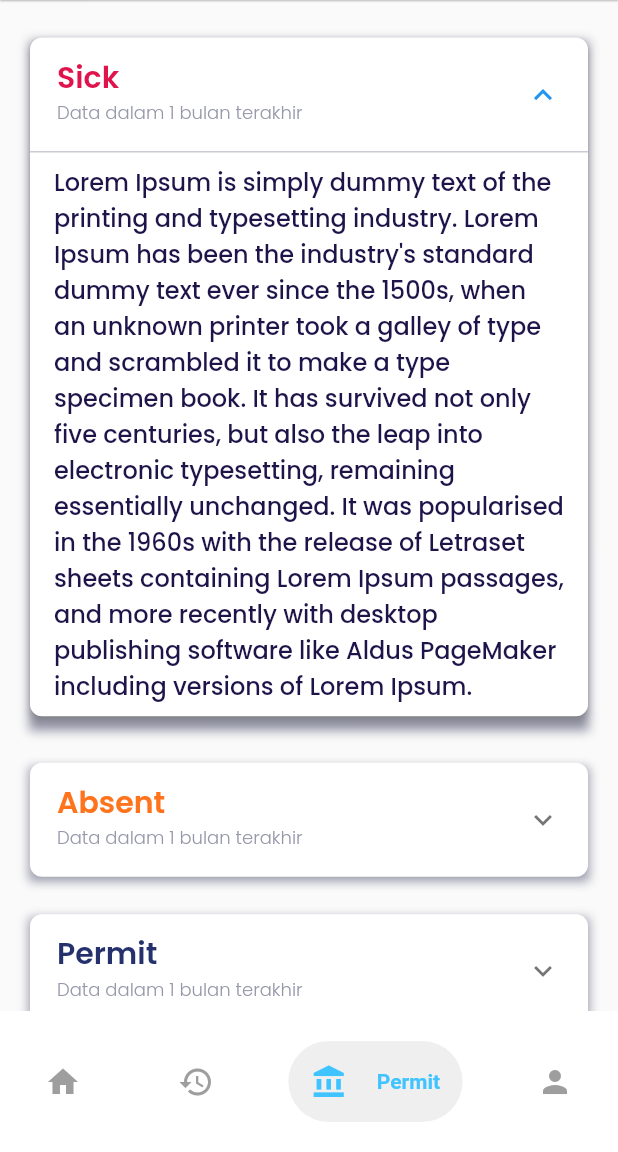
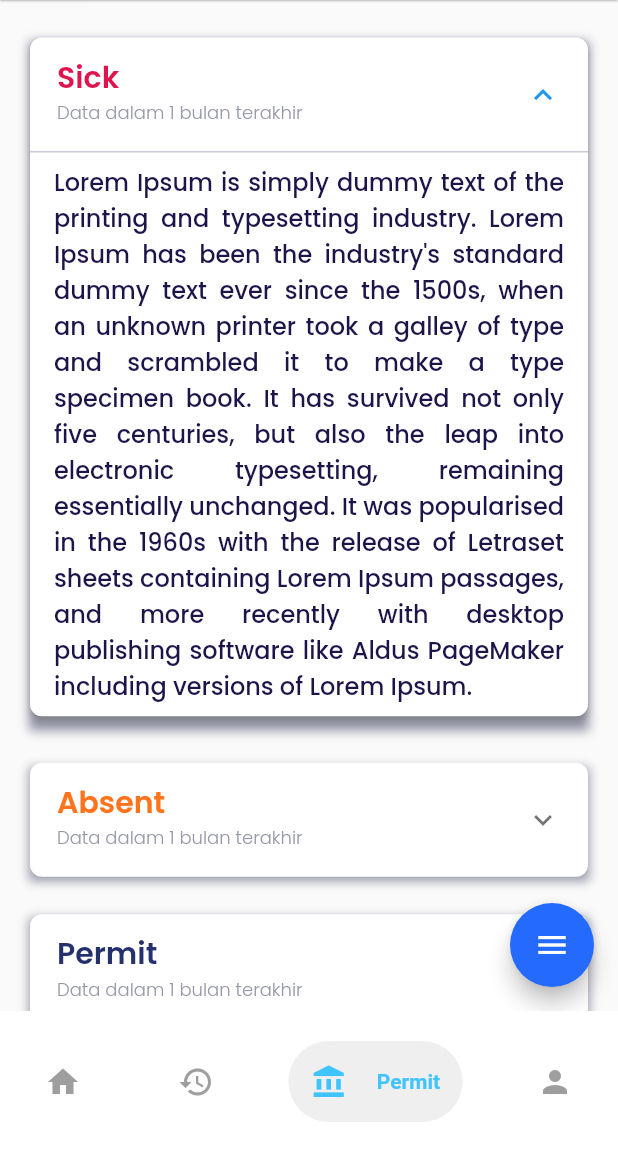
Before and after one commit to bagus11/flutter-attendance, a Flutter app: the HomePage screen opened by its route, item 3 of the bottom bar chosen, after a tap on "Sick", on a phone screen of 412 x 824 dp, the part 84-1236 px from its top. Run offline on Flutter 3.47's test engine with Material 2 defaults, Android fonts, the phone set to English and light mode, and no system bars; drawn by our look-alikes of expansion_tile_card, flutter_expandable_fab, google_nav_bar; our stand-ins replace gallery_saver, google_fonts, image_picker.

Commit message:
add floating button expanded, fix page permission

```diff
--- a/lib/history_permission.dart
+++ b/lib/history_permission.dart
@@ -1,8 +1,8 @@
+import 'package:flutter/material.dart';
+import 'package:attendance_frontend/theme/theme.dart';
 import 'package:attendance_frontend/widget/expansion_permission_card.dart';
 // ignore: unused_import
-import 'package:attendance_frontend/widget/permission.dart';
-import 'package:flutter/material.dart';
-import 'package:attendance_frontend/theme/theme.dart';
+import 'package:flutter_expandable_fab/flutter_expandable_fab.dart';
 
 class PermissionPage extends StatelessWidget {
   const PermissionPage({super.key});
@@ -62,6 +62,63 @@ class PermissionPage extends StatelessWidget {
           ),
         ),
       ),
+      // for floating expandable
+
+      floatingActionButtonLocation: ExpandableFab.location,
+      floatingActionButton: ExpandableFab(
+        key: key,
+        // duration: const Duration(seconds: 1),
+        distance: 65.0,
+        type: ExpandableFabType.up,
+        // fanAngle: 70,
+        // child: const Icon(Icons.account_box),
+        // foregroundColor: Colors.amber,
+        backgroundColor: blueColor,
+        closeButtonStyle: ExpandableFabCloseButtonStyle(
+          child: const Icon(Icons.close),
+          // foregroundColor: Colors.deepOrangeAccent,
+          backgroundColor: navyColor,
+        ),
+        overlayStyle: ExpandableFabOverlayStyle(
+          // color: Colors.black.withOpacity(0.5),
+          blur: 5,
+        ),
+        onOpen: () {
+          debugPrint('onOpen');
+        },
+        afterOpen: () {
+          debugPrint('afterOpen');
+        },
+        onClose: () {
+          debugPrint('onClose');
+        },
+        afterClose: () {
+          debugPrint('afterClose');
+        },
+        // ignore: prefer_const_literals_to_create_immutables
+        children: [
+          FloatingActionButton.extended(
+            onPressed: null,
+            heroTag: null,
+            icon: const Icon(Icons.edit),
+            label: const Text('Izin'),
+            backgroundColor: redColor,
+          ),
+          FloatingActionButton.extended(
+            onPressed: null,
+            heroTag: null,
+            icon: const Icon(Icons.edit),
+            label: const Text('Cuti'),
+            backgroundColor: orangeColor,
+          ),
+          // const FloatingActionButton.extended(
+          //   heroTag: null,
+          //   label: Text('Permit'),
+          //   icon: Icon(Icons.share),
+          //   onPressed: null,
+          // ),
+        ],
+      ),
     );
   }
 }
--- a/lib/home.dart
+++ b/lib/home.dart
@@ -113,10 +113,7 @@ class _HomeState extends State<Home> {
           ],
         ),
       ),
-      floatingActionButton: SizedBox(
-        height: 65.0,
-        width: 65.0,
-        child: FloatingActionButton(
+      floatingActionButton: FloatingActionButton(
         onPressed: () async => _pickImageFromCamera(),
 
         tooltip: 'Absen',
@@ -125,8 +122,7 @@ class _HomeState extends State<Home> {
         // icon: const Icon(Icons.camera_alt_outlined),
         child: const Icon(
           Icons.camera_alt_outlined,
-            size: 30,
-          ),
+          // size: 30,
         ),
       ),
     );
--- a/lib/home_page.dart
+++ b/lib/home_page.dart
@@ -2,6 +2,7 @@
 // ignore: unused_import
 import 'package:attendance_frontend/theme/theme.dart';
 import 'package:attendance_frontend/history_permission.dart';
+import 'package:attendance_frontend/widget/floating_button_expanded.dart';
 import 'package:flutter/material.dart';
 // ignore: unused_import
 import 'package:google_fonts/google_fonts.dart';
@@ -22,12 +23,13 @@ class _HomePageState extends State<HomePage> {
     const Home(),
     const HistoryPage(),
     const PermissionPage(),
+    FloatingButtonExpanded(),
     // const Center(
     //   child: Text('Menu ke 3'),
     // ),
-    const Center(
-      child: Text('Menu ke 4'),
-    ),
+    // const Center(
+    //   child: Text('Menu ke 4'),
+    // ),
   ];
 
   @override
--- a/lib/widget/expansion_permission_card.dart
+++ b/lib/widget/expansion_permission_card.dart
@@ -86,6 +86,7 @@ class _ExpansionPermissionCardWidgetState
                   fontSize: 16,
                   fontWeight: medium,
                 ),
+                textAlign: TextAlign.justify,
               ),
             ),
           ),
--- a/pubspec.yaml
+++ b/pubspec.yaml
@@ -42,6 +42,7 @@ dependencies:
   http: ^0.13.5
   gallery_saver: ^2.3.2
   expansion_tile_card: ^2.0.0
+  flutter_expandable_fab: ^1.6.0
 
 dev_dependencies:
   flutter_test:
```
Also changed, not shown: lib/widget/floating_button_expanded.dart (added, +125 -0 lines), lib/widget/permission.dart (deleted, +0 -71 lines), pubspec.lock. Lines whose indentation alone changed are shown as unchanged.
